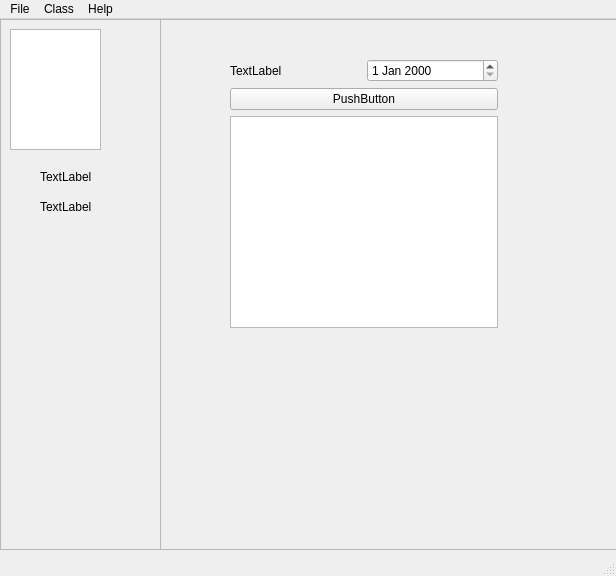
Furao/Class-Attendance, file mainwindow.ui: the form before one commit.
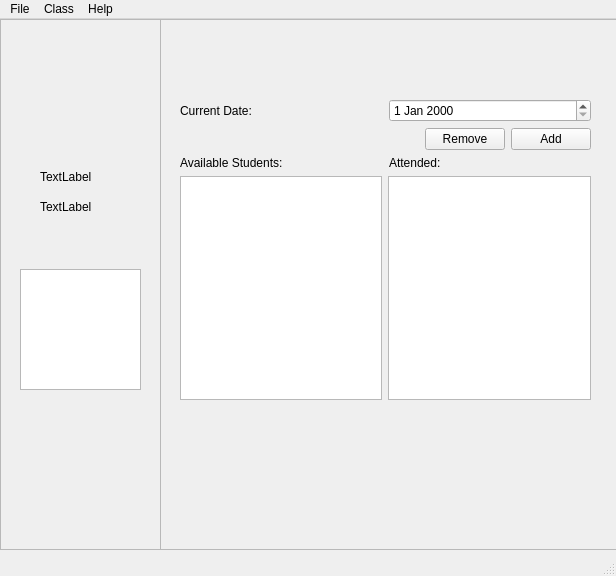
The form after the commit.

Commit message: Began initial Gui structure

```diff
--- a/mainwindow.ui
+++ b/mainwindow.ui
@@ -32,10 +32,10 @@
     <widget class="QWidget" name="">
      <property name="geometry">
       <rect>
-       <x>70</x>
-       <y>40</y>
-       <width>268</width>
-       <height>269</height>
+       <x>20</x>
+       <y>80</y>
+       <width>411</width>
+       <height>301</height>
       </rect>
      </property>
      <layout class="QVBoxLayout" name="verticalLayout">
@@ -44,7 +44,7 @@
         <item>
          <widget class="QLabel" name="label">
           <property name="text">
-           <string>TextLabel</string>
+           <string>Current Date:</string>
           </property>
          </widget>
         </item>
@@ -54,14 +54,63 @@
        </layout>
       </item>
       <item>
-       <widget class="QPushButton" name="pushButton">
-        <property name="text">
-         <string>PushButton</string>
-        </property>
-       </widget>
+       <layout class="QHBoxLayout" name="horizontalLayout_2">
+        <item>
+         <spacer name="horizontalSpacer">
+          <property name="orientation">
+           <enum>Qt::Horizontal</enum>
+          </property>
+          <property name="sizeHint" stdset="0">
+           <size>
+            <width>40</width>
+            <height>20</height>
+           </size>
+          </property>
+         </spacer>
+        </item>
+        <item>
+         <widget class="QPushButton" name="removeButton">
+          <property name="text">
+           <string>Remove</string>
+          </property>
+         </widget>
+        </item>
+        <item>
+         <widget class="QPushButton" name="addButton">
+          <property name="text">
+           <string>Add</string>
+          </property>
+         </widget>
+        </item>
+       </layout>
       </item>
       <item>
-       <widget class="QTableView" name="tableView"/>
+       <layout class="QHBoxLayout" name="horizontalLayout_4">
+        <item>
+         <widget class="QLabel" name="availLabel">
+          <property name="text">
+           <string>Available Students:</string>
+          </property>
+         </widget>
+        </item>
+        <item>
+         <widget class="QLabel" name="AttendLabel">
+          <property name="text">
+           <string>Attended:</string>
+          </property>
+         </widget>
+        </item>
+       </layout>
+      </item>
+      <item>
+       <layout class="QHBoxLayout" name="horizontalLayout_3">
+        <item>
+         <widget class="QTableView" name="availTableView"/>
+        </item>
+        <item>
+         <widget class="QTableView" name="AttendTableView"/>
+        </item>
+       </layout>
       </item>
      </layout>
     </widget>
@@ -110,9 +159,9 @@
     <widget class="QTreeView" name="treeView">
      <property name="geometry">
       <rect>
-       <x>10</x>
-       <y>10</y>
-       <width>91</width>
+       <x>20</x>
+       <y>250</y>
+       <width>121</width>
        <height>121</height>
       </rect>
      </property>
```
Left out of the diff: 2 changed lines with no effect on the pictures.
